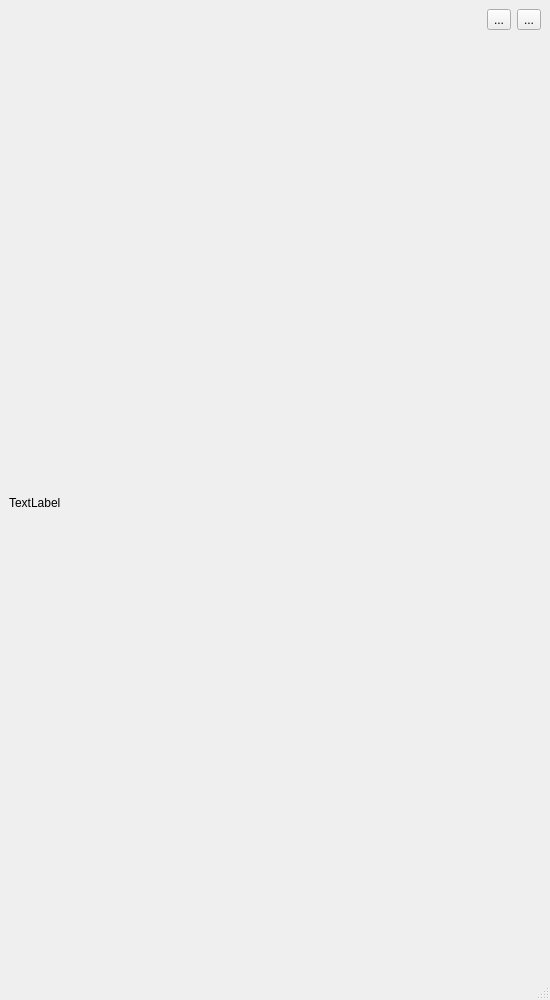
gameinmonday/moy-project, file move/mainwindow.ui: the form before one commit.
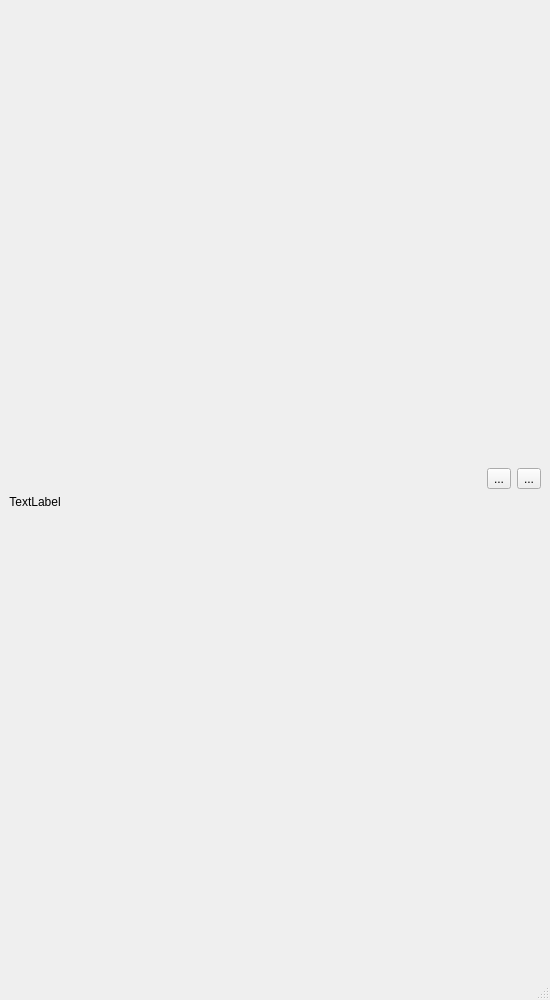
The form after the commit.

The edit to the form file:
```diff
--- a/move/mainwindow.ui
+++ b/move/mainwindow.ui
@@ -31,9 +31,21 @@
      <layout class="QGridLayout" name="gridLayout">
       <item row="1" column="0" colspan="2">
        <widget class="QLabel" name="l_mainFilm">
+        <property name="sizePolicy">
+         <sizepolicy hsizetype="Fixed" vsizetype="Fixed">
+          <horstretch>0</horstretch>
+          <verstretch>0</verstretch>
+         </sizepolicy>
+        </property>
         <property name="text">
          <string>TextLabel</string>
         </property>
+        <property name="scaledContents">
+         <bool>false</bool>
+        </property>
+        <property name="alignment">
+         <set>Qt::AlignCenter</set>
+        </property>
        </widget>
       </item>
       <item row="2" column="0" colspan="2">
```
